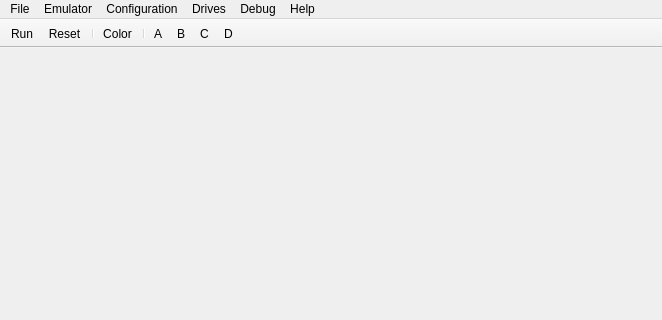
nzeemin/bkbtl-qt, file mainwindow.ui: the form before one commit; both pictures show x 0 to 662 and y 0 to 320 of the 662 by 571 pixel window.
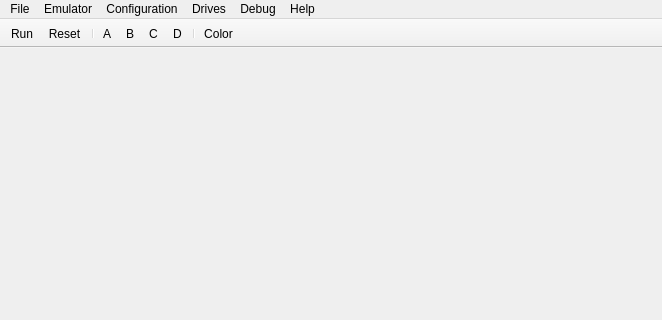
The form after the commit. Icons and pictures are not drawn.

```diff
--- a/mainwindow.ui
+++ b/mainwindow.ui
@@ -124,12 +124,12 @@
    <addaction name="actionEmulatorRun"/>
    <addaction name="actionEmulatorReset"/>
    <addaction name="separator"/>
-   <addaction name="actionEmulatorColorScreen"/>
-   <addaction name="separator"/>
    <addaction name="actionDrivesFloppy0"/>
    <addaction name="actionDrivesFloppy1"/>
    <addaction name="actionDrivesFloppy2"/>
    <addaction name="actionDrivesFloppy3"/>
+   <addaction name="separator"/>
+   <addaction name="actionEmulatorColorScreen"/>
   </widget>
   <widget class="QStatusBar" name="statusBar"/>
   <action name="actionFileExit">
```
